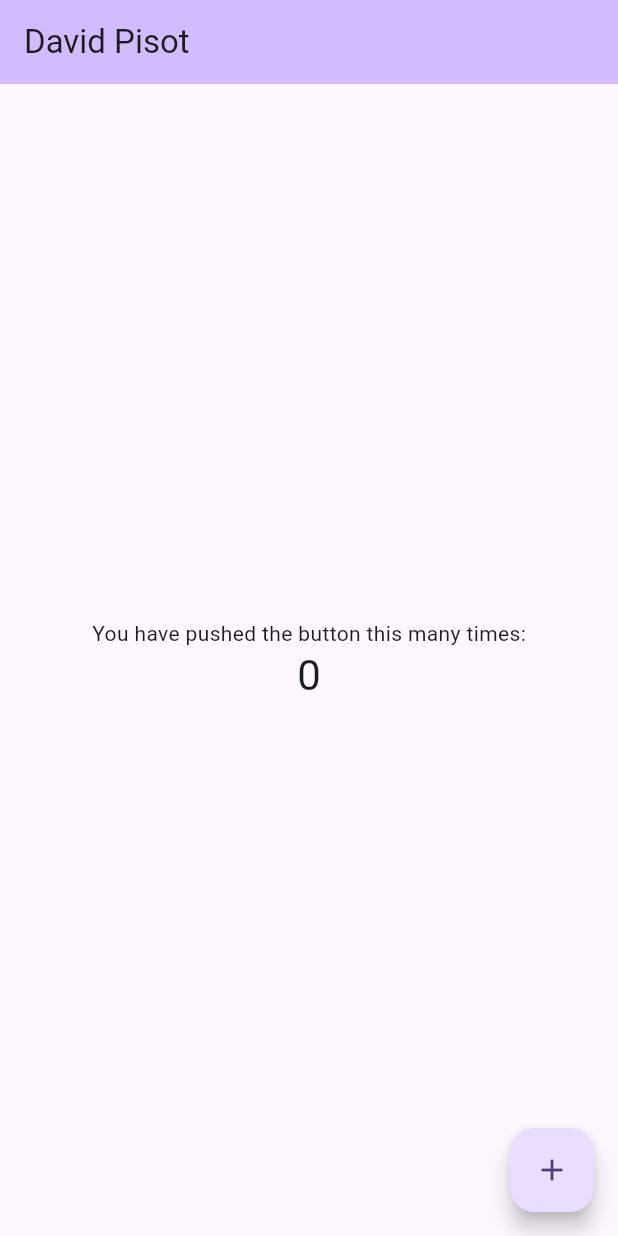
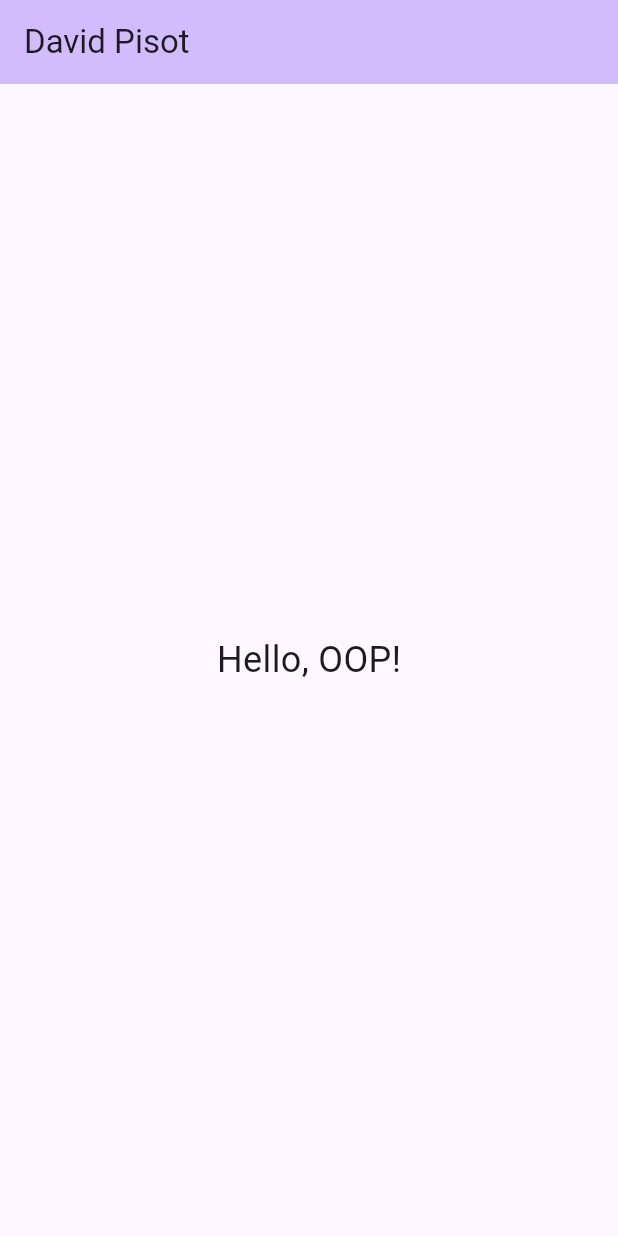
Before and after one commit to Nino765/-my_oop_app., a Flutter app: the screen it shows after launch, on a phone screen of 412 x 824 dp. Run offline on Flutter 3.47's test engine with Material 3 defaults, Android fonts, the phone set to English and light mode, and no system bars.

Commit message:
feat(main.dart): add Hello, OOP! centered text

```diff
--- a/lib/main.dart
+++ b/lib/main.dart
@@ -7,27 +7,11 @@ void main() {
 class MyApp extends StatelessWidget {
   const MyApp({super.key});
 
-  // This widget is the root of your application.
   @override
   Widget build(BuildContext context) {
     return MaterialApp(
       title: 'Flutter Demo',
       theme: ThemeData(
-        // This is the theme of your application.
-        //
-        // TRY THIS: Try running your application with "flutter run". You'll see
-        // the application has a purple toolbar. Then, without quitting the app,
-        // try changing the seedColor in the colorScheme below to Colors.green
-        // and then invoke "hot reload" (save your changes or press the "hot
-        // reload" button in a Flutter-supported IDE, or press "r" if you used
-        // the command line to start the app).
-        //
-        // Notice that the counter didn't reset back to zero; the application
-        // state is not lost during the reload. To reset the state, use hot
-        // restart instead.
-        //
-        // This works for code too, not just values: Most code changes can be
-        // tested with just a hot reload.
         colorScheme: ColorScheme.fromSeed(seedColor: Colors.deepPurple),
       ),
       home: const MyHomePage(title: 'David Pisot'),
@@ -35,88 +19,19 @@ class MyApp extends StatelessWidget {
   }
 }
 
-class MyHomePage extends StatefulWidget {
+class MyHomePage extends StatelessWidget {
   const MyHomePage({super.key, required this.title});
-
-  // This widget is the home page of your application. It is stateful, meaning
-  // that it has a State object (defined below) that contains fields that affect
-  // how it looks.
-
-  // This class is the configuration for the state. It holds the values (in this
-  // case the title) provided by the parent (in this case the App widget) and
-  // used by the build method of the State. Fields in a Widget subclass are
-  // always marked "final".
 
   final String title;
 
   @override
-  State<MyHomePage> createState() => _MyHomePageState();
-}
-
-class _MyHomePageState extends State<MyHomePage> {
-  int _counter = 0;
-
-  void _incrementCounter() {
-    setState(() {
-      // This call to setState tells the Flutter framework that something has
-      // changed in this State, which causes it to rerun the build method below
-      // so that the display can reflect the updated values. If we changed
-      // _counter without calling setState(), then the build method would not be
-      // called again, and so nothing would appear to happen.
-      _counter++;
-    });
-  }
-
-  @override
   Widget build(BuildContext context) {
-    // This method is rerun every time setState is called, for instance as done
-    // by the _incrementCounter method above.
-    //
-    // The Flutter framework has been optimized to make rerunning build methods
-    // fast, so that you can just rebuild anything that needs updating rather
-    // than having to individually change instances of widgets.
     return Scaffold(
       appBar: AppBar(
-        // TRY THIS: Try changing the color here to a specific color (to
-        // Colors.amber, perhaps?) and trigger a hot reload to see the AppBar
-        // change color while the other colors stay the same.
         backgroundColor: Theme.of(context).colorScheme.inversePrimary,
-        // Here we take the value from the MyHomePage object that was created by
-        // the App.build method, and use it to set our appbar title.
-        title: Text(widget.title),
+        title: Text(title),
       ),
-      body: Center(
-        // Center is a layout widget. It takes a single child and positions it
-        // in the middle of the parent.
-        child: Column(
-          // Column is also a layout widget. It takes a list of children and
-          // arranges them vertically. By default, it sizes itself to fit its
-          // children horizontally, and tries to be as tall as its parent.
-          //
-          // Column has various properties to control how it sizes itself and
-          // how it positions its children. Here we use mainAxisAlignment to
-          // center the children vertically; the main axis here is the vertical
-          // axis because Columns are vertical (the cross axis would be
-          // horizontal).
-          //
-          // TRY THIS: Invoke "debug painting" (choose the "Toggle Debug Paint"
-          // action in the IDE, or press "p" in the console), to see the
-          // wireframe for each widget.
-          mainAxisAlignment: MainAxisAlignment.center,
-          children: <Widget>[
-            const Text('You have pushed the button this many times:'),
-            Text(
-              '$_counter',
-              style: Theme.of(context).textTheme.headlineMedium,
-            ),
-          ],
-        ),
-      ),
-      floatingActionButton: FloatingActionButton(
-        onPressed: _incrementCounter,
-        tooltip: 'Increment',
-        child: const Icon(Icons.add),
-      ), // This trailing comma makes auto-formatting nicer for build methods.
+      body: Center(child: Text('Hello, OOP!', style: TextStyle(fontSize: 24))),
     );
   }
 }
```
